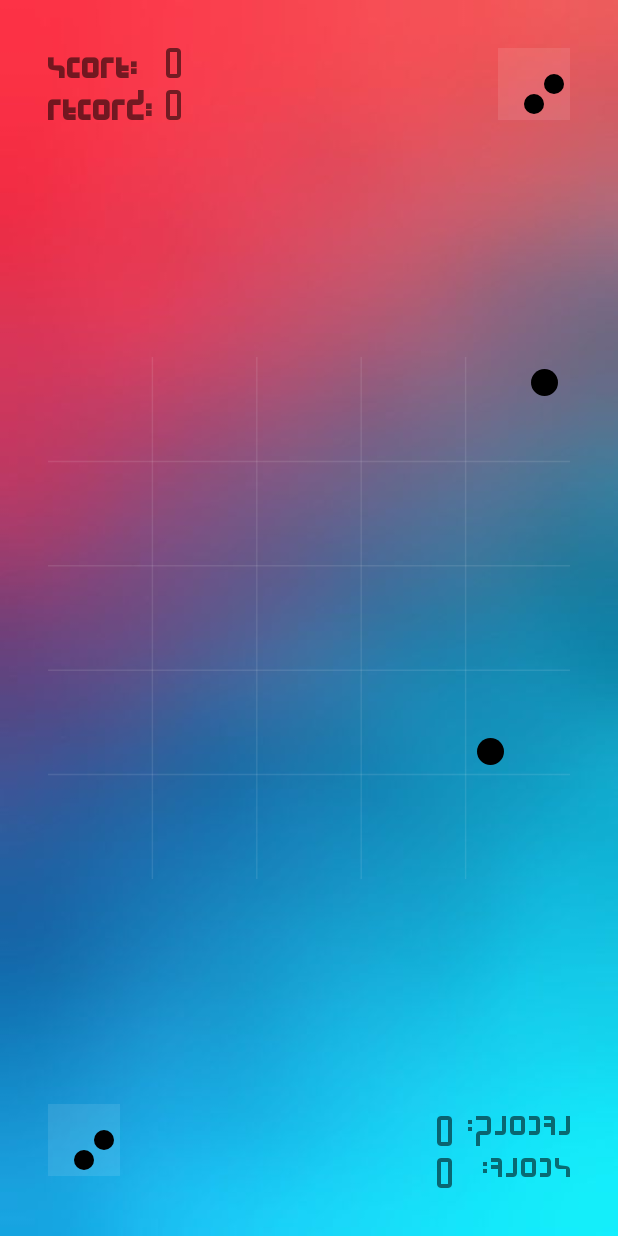
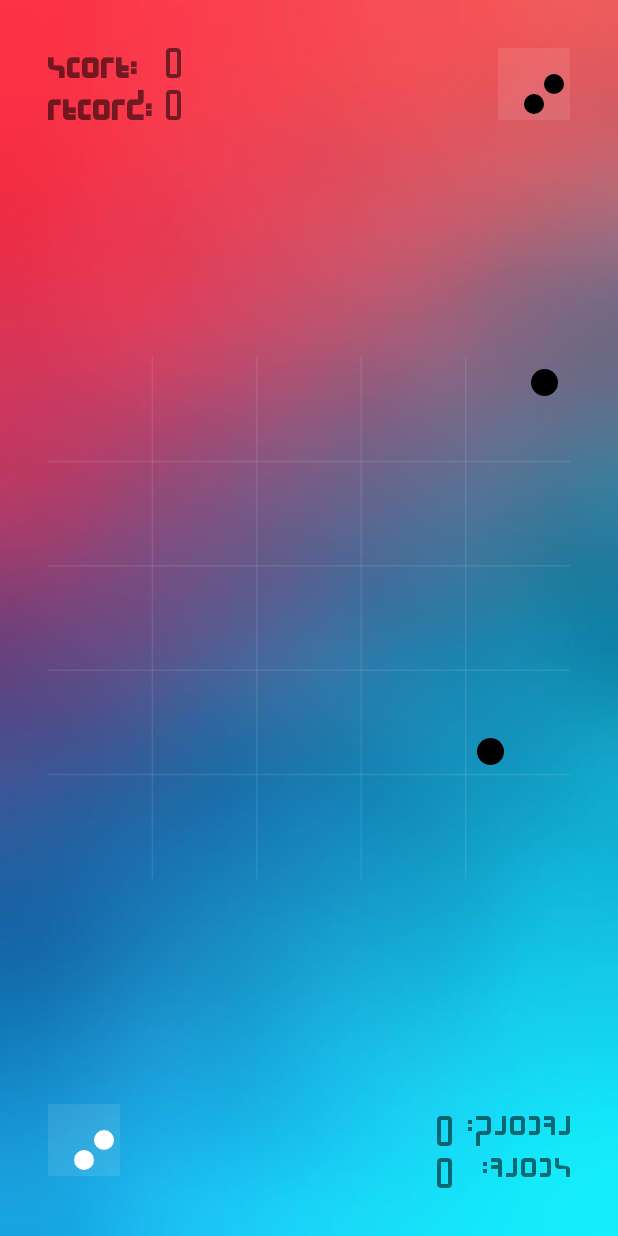
Before and after one commit to marcouberti/nine-game, an Android app: the screen it shows after launch (BoardActivity), on a phone screen of 412 x 824 dp. Run offline under Robolectric (Android 15) with nearby library versions, the phone set to English and light mode, and no system bars.

Commit message:
Add color property to card views.

```diff
--- a/app/src/main/java/com/marcouberti/ninegame/ui/board/BoardFragment.kt
+++ b/app/src/main/java/com/marcouberti/ninegame/ui/board/BoardFragment.kt
@@ -1,5 +1,6 @@
 package com.marcouberti.ninegame.ui.board
 
+import android.graphics.Color
 import androidx.lifecycle.ViewModelProviders
 import android.os.Bundle
 import androidx.fragment.app.Fragment
@@ -117,6 +118,11 @@ class BoardFragment : Fragment(), CardSwipeListener {
         init()
     }
 
+    override fun onViewCreated(view: View, savedInstanceState: Bundle?) {
+        super.onViewCreated(view, savedInstanceState)
+        nextCard2.color = Color.WHITE
+    }
+
     override fun onTap(position: Pair<Int, Int>?) {
         if(position != null) viewModel.setSelection(position)
     }
--- a/app/src/main/java/com/marcouberti/ninegame/ui/board/CardView.kt
+++ b/app/src/main/java/com/marcouberti/ninegame/ui/board/CardView.kt
@@ -32,6 +32,12 @@ class CardView: FrameLayout {
     private val borderPaint = Paint()
 
     lateinit var position: Pair<Int, Int>
+
+    var color: Int = Color.BLACK
+        set(color) {
+            field = color
+            filledPaint.color = color
+        }
 
     var card: Card? = null
         set(c) {
```
